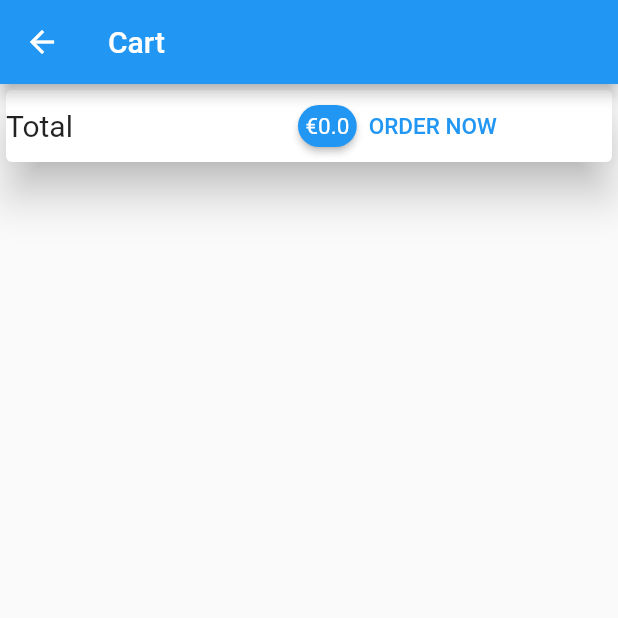
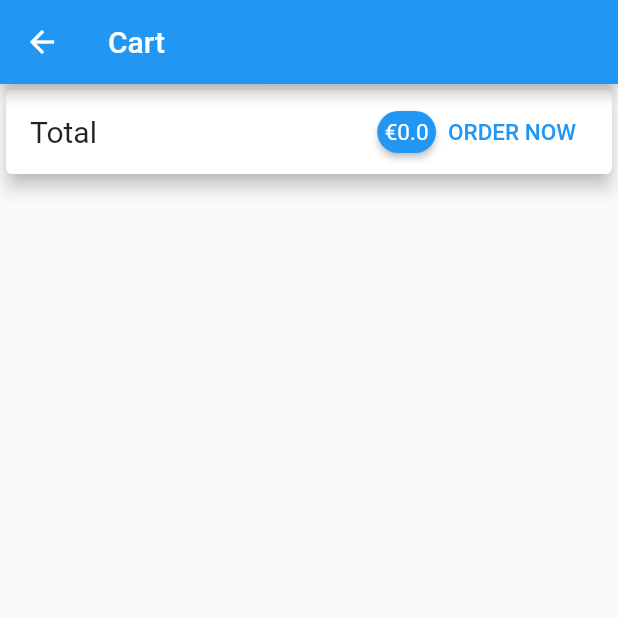
Before and after one commit to Leguan16/shop_app, a Flutter app: the ShoppingCart screen opened by its route, after a tap on "ORDER NOW", on a phone screen of 412 x 824 dp, the top half of it. Run offline on Flutter 3.47's test engine with Material 2 defaults, Android fonts, the phone set to English and light mode, and no system bars; drawn by our look-alikes of badges; network calls fail.

Commit message:
added const

```diff
--- a/lib/pages/orderPage.dart
+++ b/lib/pages/orderPage.dart
@@ -15,7 +15,7 @@ class OrderPage extends StatelessWidget {
 
     return Scaffold(
       appBar: AppBar(
-        title: Text("Orders"),
+        title: const Text("Orders"),
       ),
       drawer: ShopDrawer(),
       body: ListView.builder(
--- a/lib/pages/productManagerPage.dart
+++ b/lib/pages/productManagerPage.dart
@@ -16,19 +16,19 @@ class ProductManagerPage extends StatelessWidget {
 
     return Scaffold(
       appBar: AppBar(
-        title: Text("Products"),
+        title: const Text("Products"),
         actions: [
           IconButton(
             onPressed: () {
               Navigator.of(context).pushNamed(ProductAddPage.route/*, arguments: Product("", 0, "", "")*/);
             },
-            icon: Icon(Icons.add),
+            icon: const Icon(Icons.add),
           )
         ],
       ),
       drawer: ShopDrawer(),
       body: ListView.separated(
-        separatorBuilder: (context, index) => Divider(
+        separatorBuilder: (context, index) => const Divider(
           color: Colors.grey,
         ),
         itemCount: productManager.getProducts().length,
--- a/lib/pages/shopPage.dart
+++ b/lib/pages/shopPage.dart
@@ -25,19 +25,19 @@ class _ShopPageState extends State<ShopPage> {
 
     return Scaffold(
       appBar: AppBar(
-        title: Text("Products"),
+        title: const Text("Products"),
         actions: [
           PopupMenuButton(
-            icon: Icon(Icons.more_vert),
+            icon: const Icon(Icons.more_vert),
             itemBuilder: (context) => [
               PopupMenuItem(
-                child: Text("Show Favorites"),
+                child: const Text("Show Favorites"),
                 onTap: () => setState(() {
                   ShopPage.favOnly = true;
                 }),
               ),
               PopupMenuItem(
-                child: Text("Show All"),
+                child: const Text("Show All"),
                 onTap: () => setState(() {
                   ShopPage.favOnly = false;
                 }),
@@ -50,7 +50,7 @@ class _ShopPageState extends State<ShopPage> {
                 Text(shoppingCartManager.getItems().length.toString()),
             showBadge: shoppingCartManager.getItems().isNotEmpty,
             child: IconButton(
-              icon: Icon(Icons.shopping_cart),
+              icon: const Icon(Icons.shopping_cart),
               onPressed: () =>
                   Navigator.of(context).pushNamed(ShoppingCart.route),
             ),
@@ -58,7 +58,7 @@ class _ShopPageState extends State<ShopPage> {
         ],
       ),
       drawer: ShopDrawer(),
-      body: ProductView(),
+      body: const ProductView(),
     );
   }
 }
--- a/lib/pages/shoppingCartPage.dart
+++ b/lib/pages/shoppingCartPage.dart
@@ -21,26 +21,28 @@ class ShoppingCart extends StatelessWidget {
 
     return Scaffold(
       appBar: AppBar(
-        title: Text("Cart"),
+        title: const Text("Cart"),
       ),
       body: Column(
         children: [
           Card(
-            elevation: 12,
-            child: Row(
+            elevation: 5,
+            child: ListTile(
+                leading: const Text(
+                  "Total",
+                  style: TextStyle(fontSize: 20),
+                ),
+                trailing: Row(
+                  mainAxisSize: MainAxisSize.min,
                   children: [
-                Text("Total", style: TextStyle(fontSize: 20),),
-                SizedBox(
-                  width: 150,
-                ),
                     Badge(
                       toAnimate: false,
                       shape: BadgeShape.square,
                       badgeColor: Colors.blue,
                       borderRadius: BorderRadius.circular(15),
-                  badgeContent: Text( "€" +
-                      shoppingCartManager.getTotalPrice().toString(),
-                      style: TextStyle(color: Colors.white, fontSize: 15)),
+                      badgeContent: Text(
+                          "€" + shoppingCartManager.getTotalPrice().toString(),
+                          style: const TextStyle(color: Colors.white, fontSize: 15)),
                     ),
                     TextButton(
                         onPressed: () {
@@ -50,9 +52,10 @@ class ShoppingCart extends StatelessWidget {
                             shoppingCartManager.clear();
                           }
                         },
-                    child: Text("ORDER NOW", style: TextStyle(fontSize: 15)))
+                        child:
+                            const Text("ORDER NOW", style: TextStyle(fontSize: 15))),
                   ],
-            ),
+                )),
           ),
           ListView.builder(
             shrinkWrap: true,
@@ -64,20 +67,23 @@ class ShoppingCart extends StatelessWidget {
                     context: context,
                     builder: (context) {
                       return AlertDialog(
-                        title: Text("Are you sure?"),
-                        content: Text("Remove item?"),
+                        title: const Text("Are you sure?"),
+                        content: const Text("Remove item?"),
                         actions: [
                           TextButton(
                             onPressed: () {
                               Navigator.of(context).pop(false);
                             },
-                            child: Text("No"),
+                            child: const Text("No"),
                           ),
-                          TextButton(onPressed: () {
-                            shoppingCartManager
-                                .removeAllFromCart(shoppingCart[index].product);
+                          TextButton(
+                            onPressed: () {
+                              shoppingCartManager.removeAllFromCart(
+                                  shoppingCart[index].product);
                               Navigator.of(context).pop(true);
-                          }, child: Text("Yes"),),
+                            },
+                            child: const Text("Yes"),
+                          ),
                         ],
                       );
                     },
@@ -86,26 +92,25 @@ class ShoppingCart extends StatelessWidget {
                 key: UniqueKey(),
                 child: ListTile(
                   title: Text(shoppingCart[index].product.name),
-                  subtitle: Text("€" +
+                  subtitle: Text("Total: €" +
                       (shoppingCart[index].product.price *
                               shoppingCart[index].count)
                           .toString()),
                   leading: CircleAvatar(
                     child: Text(
                       "€" + shoppingCart[index].product.price.toString(),
-                      style: TextStyle(fontSize: 15),
+                      style: const TextStyle(fontSize: 15),
                       maxLines: 1,
                     ),
                   ),
                 ),
                 direction: DismissDirection.endToStart,
-                onDismissed: (direction) {
-                },
+                onDismissed: (direction) {},
                 background: Card(
                   child: Row(
                     crossAxisAlignment: CrossAxisAlignment.center,
                     mainAxisAlignment: MainAxisAlignment.end,
-                    children: [
+                    children: const [
                       Icon(
                         Icons.delete,
                         size: 50,
--- a/lib/widgets/productManagerListTile.dart
+++ b/lib/widgets/productManagerListTile.dart
@@ -22,11 +22,11 @@ class ProductManagerListTile extends StatelessWidget {
         spacing: 12,
         children: <Widget>[
           IconButton(
-            icon: Icon(Icons.edit),
+            icon: const Icon(Icons.edit),
             onPressed: () {Navigator.of(context).pushNamed(ProductAddPage.route, arguments: product);},
           ),
           IconButton(
-            icon: Icon(Icons.delete, color: Colors.red,),
+            icon: const Icon(Icons.delete, color: Colors.red,),
             onPressed: () {
               productManager.removeProduct(product);
             },
--- a/lib/widgets/productView.dart
+++ b/lib/widgets/productView.dart
@@ -32,15 +32,15 @@ class _ProductViewState extends State<ProductView> {
 
     return GridView.builder(
       itemCount: valid.length,
-      padding: EdgeInsets.all(5),
-      gridDelegate: SliverGridDelegateWithFixedCrossAxisCount(
+      padding: const EdgeInsets.all(5),
+      gridDelegate: const SliverGridDelegateWithFixedCrossAxisCount(
         crossAxisCount: 2,
         crossAxisSpacing: 10,
         mainAxisSpacing: 10,
       ),
       itemBuilder: (context, index) {
         return ClipRRect(
-          borderRadius: BorderRadius.all(Radius.circular(15)),
+          borderRadius: const BorderRadius.all(Radius.circular(15)),
           child: GestureDetector(
             onTap: () => Navigator.of(context)
                 .pushNamed(ShopItem.route, arguments: valid[index]),
@@ -53,7 +53,7 @@ class _ProductViewState extends State<ProductView> {
                 child: GridTileBar(
                   leading: valid[index].isFavorite
                       ? IconButton(
-                          icon: Icon(Icons.favorite),
+                          icon: const Icon(Icons.favorite),
                           onPressed: () {
                             setState(() {
                               productManager.setProductAsFavorite(valid[index],
@@ -62,7 +62,7 @@ class _ProductViewState extends State<ProductView> {
                           },
                         )
                       : IconButton(
-                          icon: Icon(Icons.favorite_border),
+                          icon: const Icon(Icons.favorite_border),
                           onPressed: () {
                             setState(() {
                               productManager.setProductAsFavorite(valid[index]);
@@ -74,7 +74,7 @@ class _ProductViewState extends State<ProductView> {
                     valid[index].name,
                   ),
                   trailing: IconButton(
-                    icon: Icon(Icons.shopping_cart),
+                    icon: const Icon(Icons.shopping_cart),
                     onPressed: () {
                       shoppingCartManager.addToCart(valid[index]);
                       ScaffoldMessenger.of(context).showSnackBar(
```
Also changed, not shown: lib/main.dart (+6 -6 lines), lib/pages/productAddPage.dart (+9 -9 lines), lib/widgets/ShopDrawer.dart (+7 -7 lines), lib/widgets/shopItem.dart (+4 -4 lines). Lines whose indentation alone changed are shown as unchanged.
